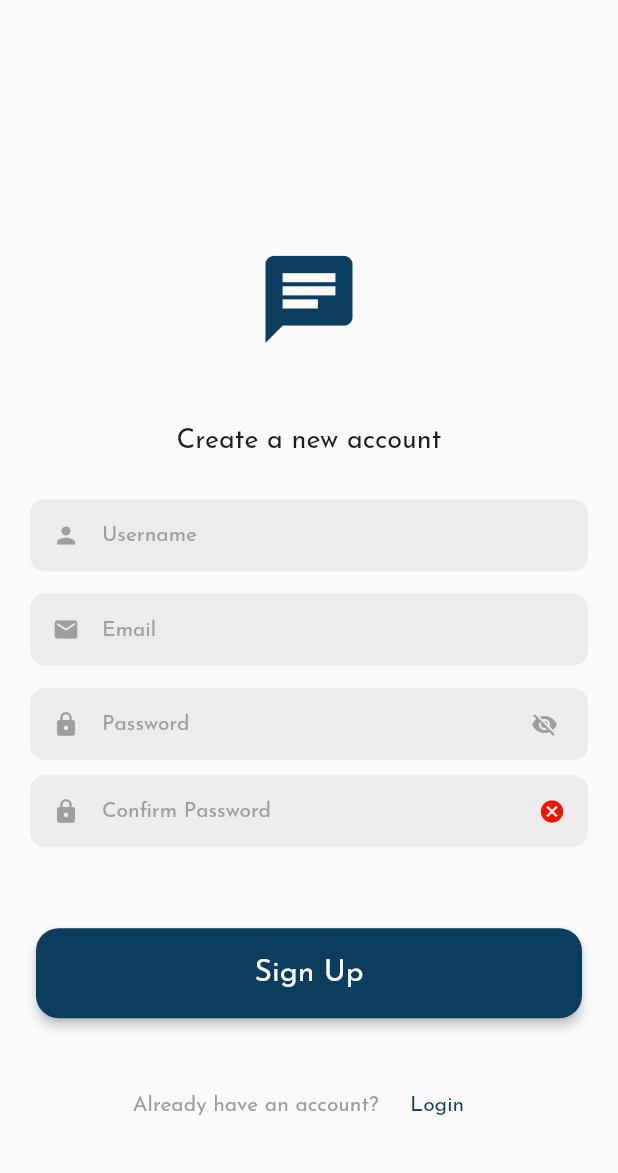
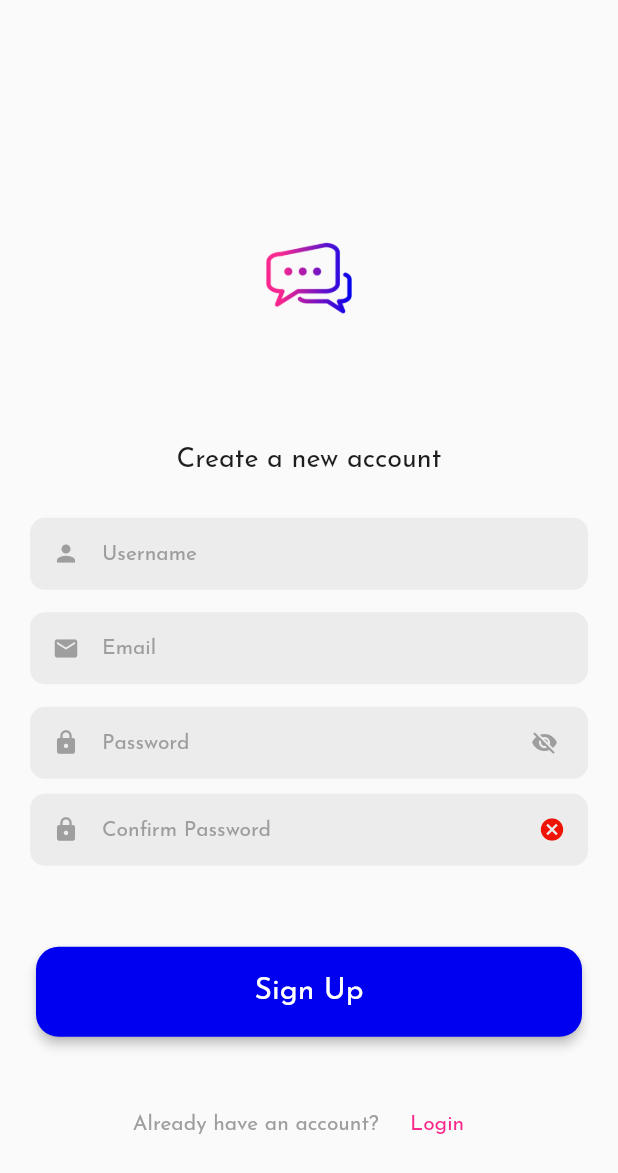
Before and after one commit to Qweku/chat-me, a Flutter app: the screen it shows after launch, after a tap on "Sign Up", on a phone screen of 412 x 824 dp. Shown: the top 1173 px of the screen. Run offline on Flutter 3.47's test engine with Material 2 defaults, Android fonts, the phone set to English and light mode, and no system bars; our stand-ins replace cloud_firestore, datetime_picker_formfield, firebase_auth, firebase_core, localstorage; accounts and stored records are empty.

Commit message:
app logo

```diff
--- a/lib/auth/login.dart
+++ b/lib/auth/login.dart
@@ -101,12 +101,8 @@ class _LoginScreenState extends State<LoginScreen> {
           child: Column(
             mainAxisAlignment: MainAxisAlignment.center,
             children: [
-              SizedBox(height:height*0.2),
-              Icon(
-                Icons.chat,
-                color: primaryColor,
-                size: 70,
-              ),
+              SizedBox(height:height*0.15),
+              Image.asset("assets/images/app_logo.png",height: height*0.15,),
               const SizedBox(
                 height: 50,
               ),
@@ -158,34 +154,13 @@ class _LoginScreenState extends State<LoginScreen> {
               Row(
                 mainAxisAlignment: MainAxisAlignment.end,
                 children: [
-                  // Row(
-                  //   mainAxisAlignment: MainAxisAlignment.center,
-                  //   children: [
-                  //     Checkbox(
-                  //       activeColor: primaryColor,
-                  //       value: isChecked,
-                  //       onChanged: (val) {
-                  //         //     SharedPreferences.getInstance().then((prefs) {
-                  //         //   prefs.setBool('remember_me', val ?? false);
-                  //         // });
-                  //         setState(() {
-                  //           isChecked = val!;
-                  //         });
-                  //       },
-                  //     ),
-                  //     // const SizedBox(width: 7,),
-                  //     Text(
-                  //       'Remember me',
-                  //       style: bodyTextBlack,
-                  //     )
-                  //   ],
-                  // ),
+
 
                   TextButton(
                       onPressed: () {},
                       child: Text(
                         'Forgot the password?',
-                        style: bodyTextBlack.copyWith(color: primaryColor),
+                        style: bodyTextBlack.copyWith(color: secondaryColor),
                       )),
                 ],
               ),
@@ -215,7 +190,7 @@ class _LoginScreenState extends State<LoginScreen> {
                     onPressed: widget.onTap,
                     child: Text(
                       'Sign Up',
-                      style: bodyTextBlack.copyWith(color: primaryColor),
+                      style: bodyTextBlack.copyWith(color: secondaryColor),
                     ),
                   )
                 ],
--- a/lib/auth/register.dart
+++ b/lib/auth/register.dart
@@ -88,12 +88,8 @@ class _RegisterScreenState extends State<RegisterScreen> {
           child: Column(
             mainAxisAlignment: MainAxisAlignment.center,
             children: [
-              SizedBox(height:height*0.2),
-              Icon(
-                Icons.chat,
-                color: primaryColor,
-                size: 70,
-              ),
+              SizedBox(height:height*0.15),
+              Image.asset("assets/images/app_logo.png",height: height*0.15,),
               const SizedBox(
                 height: 50,
               ),
@@ -201,7 +197,7 @@ class _RegisterScreenState extends State<RegisterScreen> {
                     onPressed: widget.onTap,
                     child: Text(
                       'Login',
-                      style: bodyTextBlack.copyWith(color: primaryColor),
+                      style: bodyTextBlack.copyWith(color: secondaryColor),
                     ),
                   )
                 ],
--- a/lib/auth/verify_email.dart
+++ b/lib/auth/verify_email.dart
@@ -140,7 +140,7 @@ class _VerifyEmailScreenState extends State<VerifyEmailScreen> {
                         mainAxisAlignment: MainAxisAlignment.center,
                         crossAxisAlignment: CrossAxisAlignment.center,
                         children: [
-                         Icon(Icons.chat,size:70,color:primaryColor),
+                         Image.asset("assets/images/app_logo.png",height: height*0.15,),
                           SizedBox(height: height * 0.01),
                           Text(
                             'Chat Me',
@@ -185,7 +185,7 @@ class _VerifyEmailScreenState extends State<VerifyEmailScreen> {
                                               width: width,
                                               color: canResendEmail
                                                   ? primaryColor
-                                                  : lightGreyColor,
+                                                  : Colors.grey,
                                               // textColor: primaryColorLight,
                                               buttonText: 'Resend Email',
                                               onTap: canResendEmail
--- a/lib/config/app_colors.dart
+++ b/lib/config/app_colors.dart
@@ -1,5 +1,5 @@
 import 'package:flutter/material.dart';
 
-Color primaryColor = const Color.fromARGB(255, 11, 61, 94);
-Color secondaryColor = const Color.fromARGB(255, 155, 116, 0);
+Color primaryColor = Color.fromARGB(255, 0, 0, 240);
+Color secondaryColor = const Color.fromARGB(255, 249, 39, 138);
 Color lightGreyColor = const Color.fromARGB(255, 236, 236, 236);
```
Also changed, not shown: pubspec.yaml (+11 -0 lines), assets/images/app_logo.png (added), pubspec.lock, 27 other files.
